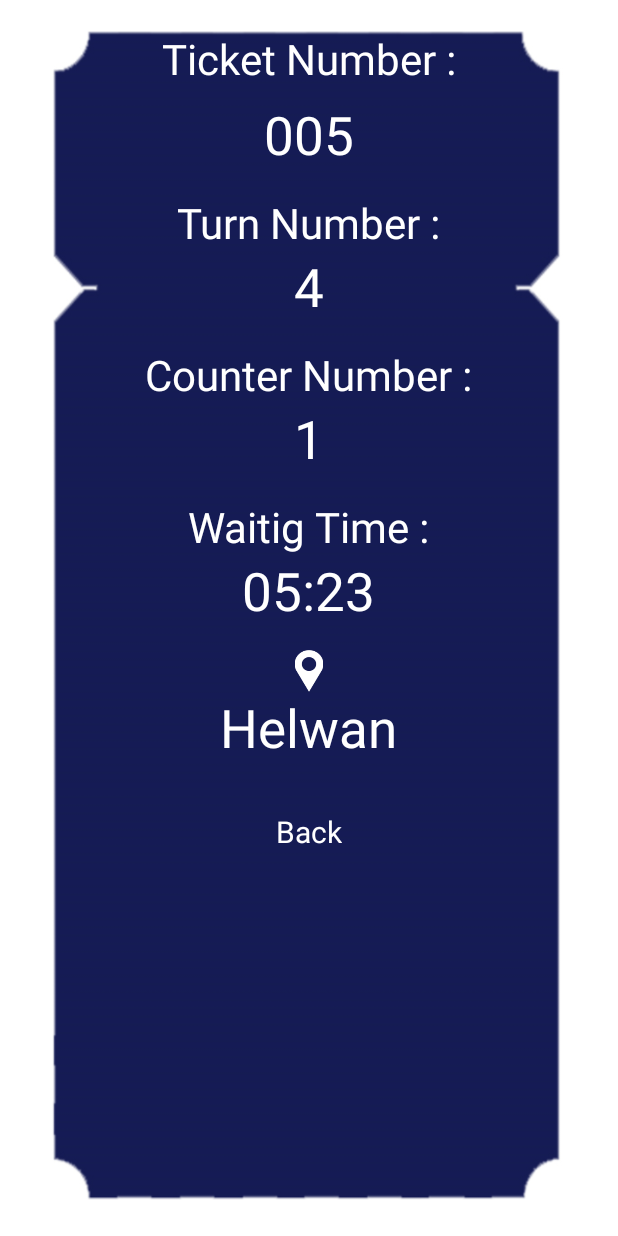
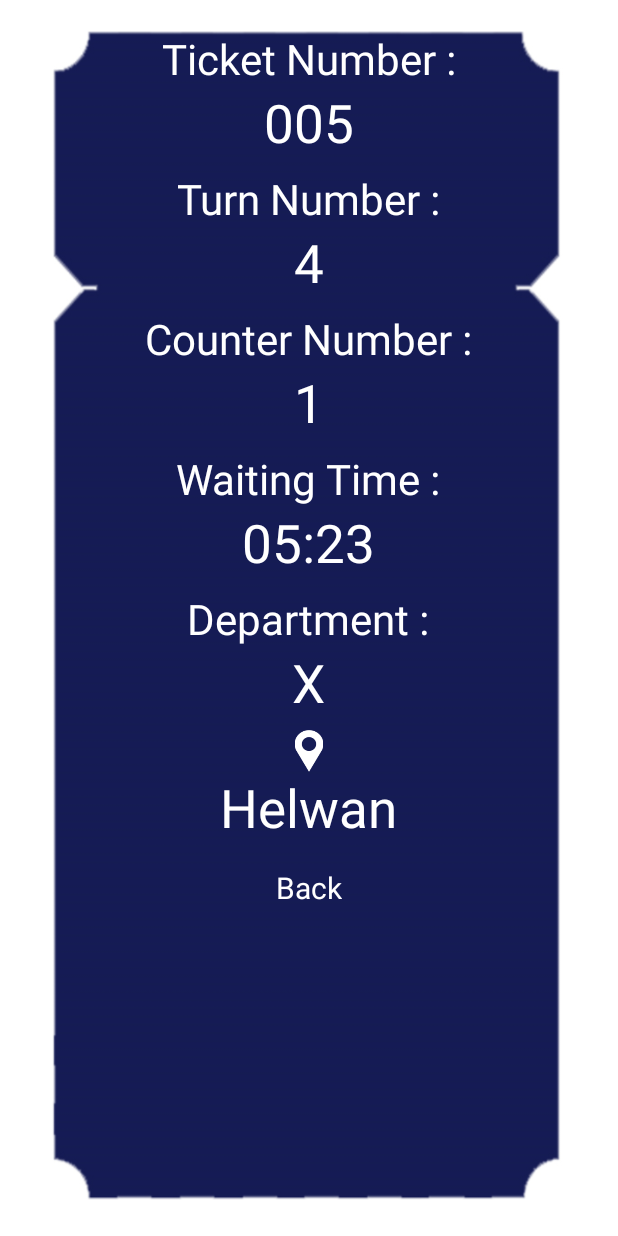
Before and after one commit to AhmedMaad/Bank-Ticket, an Android app: the layout activity_ticket.xml on its own in the app's theme, with its tools: preview values and no code run, on a phone screen of 412 x 824 dp. Run offline under Robolectric (Android 15) with nearby library versions, the light colour scheme and no system bars.

Commit message:
showing ticket details

```diff
--- a/app/src/main/res/layout/activity_ticket.xml
+++ b/app/src/main/res/layout/activity_ticket.xml
@@ -21,7 +21,6 @@
         android:id="@+id/ticketnumber"
         android:layout_width="wrap_content"
         android:layout_height="wrap_content"
-        android:layout_marginTop="8dp"
         android:textColor="@color/colorwhite"
         android:textSize="35sp"
         tools:text="005" />
@@ -29,7 +28,7 @@
     <TextView
         android:layout_width="wrap_content"
         android:layout_height="wrap_content"
-        android:layout_marginTop="16dp"
+        android:layout_marginTop="8dp"
         android:text="@string/turnnumber"
         android:textColor="@color/colorwhite"
         android:textSize="28sp" />
@@ -45,7 +44,7 @@
     <TextView
         android:layout_width="wrap_content"
         android:layout_height="wrap_content"
-        android:layout_marginTop="16dp"
+        android:layout_marginTop="8dp"
         android:text="@string/counternumber"
         android:textColor="@color/colorwhite"
         android:textSize="28sp" />
@@ -61,7 +60,7 @@
     <TextView
         android:layout_width="wrap_content"
         android:layout_height="wrap_content"
-        android:layout_marginTop="16dp"
+        android:layout_marginTop="8dp"
         android:text="@string/waitingtime"
         android:textColor="@color/colorwhite"
         android:textSize="28sp" />
@@ -74,10 +73,26 @@
         android:textSize="35sp"
         tools:text="05:23" />
 
+    <TextView
+        android:layout_width="wrap_content"
+        android:layout_height="wrap_content"
+        android:layout_marginTop="8dp"
+        android:text="@string/chosendepartment"
+        android:textColor="@color/colorwhite"
+        android:textSize="28sp" />
+
+    <TextView
+        android:id="@+id/department"
+        android:layout_width="wrap_content"
+        android:layout_height="wrap_content"
+        android:textColor="@color/colorwhite"
+        android:textSize="35sp"
+        tools:text="X" />
+
     <ImageView
         android:layout_width="28dp"
         android:layout_height="28dp"
-        android:layout_marginTop="16dp"
+        android:layout_marginTop="8dp"
         android:src="@drawable/location" />
 
     <TextView
@@ -91,7 +106,7 @@
     <TextView
         android:layout_width="wrap_content"
         android:layout_height="wrap_content"
-        android:layout_marginTop="32dp"
+        android:layout_marginTop="16dp"
         android:onClick="back"
         android:text="@string/back"
         android:textColor="@color/colorwhite"
--- a/app/src/main/res/values/strings.xml
+++ b/app/src/main/res/values/strings.xml
@@ -31,8 +31,9 @@
 
     <string name="turnnumber">Turn Number : </string>
     <string name="counternumber">Counter Number : </string>
-    <string name="waitingtime"> Waitig Time : </string>
+    <string name="waitingtime"> Waiting Time : </string>
     <string name="branchlocation">Branch Location : </string>
+    <string name="chosendepartment">Department : </string>
 
     <string name="passwords_not_match">Passwords don\'t match</string>
     <string name="failedadduser">Failed to add user</string>
```
Also changed, not shown: app/src/main/java/com/maad/bankticket/Ticket.java (+57 -7 lines).
